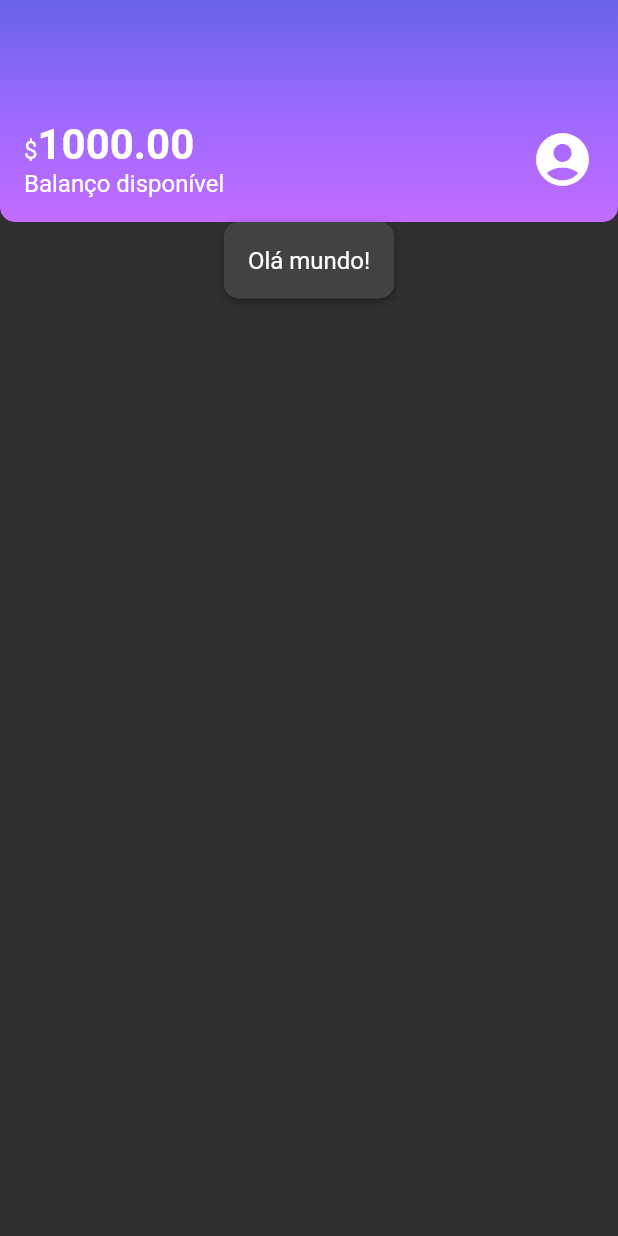
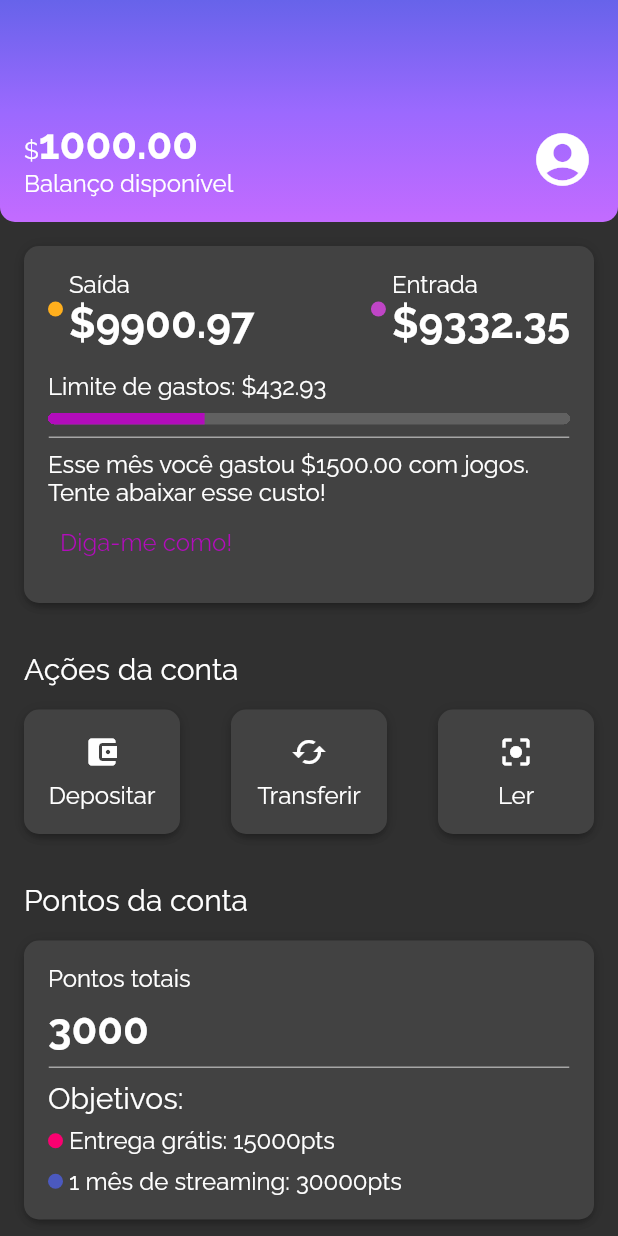
Before and after one commit to antonioclaudio0711/Flutter-estilizando-e-reproduzindo-layouts, a Flutter app: the screen it shows after launch, on a phone screen of 412 x 824 dp. Run offline on Flutter 3.47's test engine with Material 2 defaults, Android fonts, the phone set to English and light mode, and no system bars; our stand-ins replace flutter_modular.

Commit message:
Término do curso

```diff
--- a/lib/app/common/themes/my_theme.dart
+++ b/lib/app/common/themes/my_theme.dart
@@ -5,6 +5,7 @@ ThemeData myTheme = ThemeData(
   primarySwatch: ThemeColors.primaryColor,
   primaryColor: ThemeColors.primaryColor,
   brightness: Brightness.dark,
+  fontFamily: 'Raleway',
   textTheme: const TextTheme(
     bodyMedium: TextStyle(
       fontSize: 16,
@@ -13,5 +14,9 @@ ThemeData myTheme = ThemeData(
       fontSize: 28,
       fontWeight: FontWeight.bold,
     ),
+    titleMedium: TextStyle(
+      fontSize: 20,
+      fontWeight: FontWeight.normal,
+    ),
   ),
 );
--- a/lib/app/common/themes/theme_colors.dart
+++ b/lib/app/common/themes/theme_colors.dart
@@ -7,4 +7,14 @@ class ThemeColors {
     Color.fromRGBO(155, 105, 254, 1),
     Color.fromRGBO(195, 107, 255, 1),
   ];
+  static const Map<String, Color> recentActivity = {
+    "spent": Color.fromRGBO(255, 175, 29, 1),
+    "income": Color.fromRGBO(191, 69, 198, 1),
+  };
+  static const Color division = Color.fromRGBO(166, 166, 166, 1);
+  static const Color progressColor = Color.fromRGBO(178, 12, 187, 1);
+  static const Map<String, Color> countPoints = {
+    "freeDelivery": Color.fromRGBO(250, 0, 112, 1),
+    "streamingMonth": Color.fromRGBO(75, 89, 191, 1),
+  };
 }
--- a/lib/app/modules/layout_course/presenter/components/box_card.dart
+++ b/lib/app/modules/layout_course/presenter/components/box_card.dart
@@ -9,7 +9,7 @@ class BoxCard extends StatelessWidget {
 
   @override
   Widget build(BuildContext context) {
-    return Container(
+    return Ink(
       padding: const EdgeInsets.all(16),
       decoration: BoxDecoration(
         boxShadow: kElevationToShadow[3],
--- /dev/null
+++ b/lib/app/modules/layout_course/presenter/components/color_dot.dart
@@ -0,0 +1,18 @@
+import 'package:flutter/cupertino.dart';
+
+class ColorDot extends StatelessWidget {
+  final Color? color;
+  const ColorDot({super.key, required this.color});
+
+  @override
+  Widget build(BuildContext context) {
+    return Container(
+      width: 10,
+      height: 10,
+      decoration: BoxDecoration(
+        color: color,
+        borderRadius: BorderRadius.circular(10),
+      ),
+    );
+  }
+}
--- /dev/null
+++ b/lib/app/modules/layout_course/presenter/components/content_division.dart
@@ -0,0 +1,18 @@
+import 'package:flutter/material.dart';
+import 'package:layout/app/common/themes/theme_colors.dart';
+
+class ContentDivision extends StatelessWidget {
+  const ContentDivision({super.key});
+
+  @override
+  Widget build(BuildContext context) {
+    return Container(
+      height: 1,
+      decoration: BoxDecoration(
+        border: Border.all(
+          color: ThemeColors.division,
+        ),
+      ),
+    );
+  }
+}
--- /dev/null
+++ b/lib/app/modules/layout_course/presenter/components/sections/account_actions.dart
@@ -0,0 +1,83 @@
+import 'package:flutter/material.dart';
+import 'package:layout/app/modules/layout_course/presenter/components/box_card.dart';
+
+class AccountActions extends StatelessWidget {
+  const AccountActions({super.key});
+
+  @override
+  Widget build(BuildContext context) {
+    return Padding(
+      padding: const EdgeInsets.all(16),
+      child: Column(
+        crossAxisAlignment: CrossAxisAlignment.start,
+        children: [
+          Padding(
+            padding: const EdgeInsets.only(bottom: 16.0),
+            child: Text(
+              'Ações da conta',
+              style: Theme.of(context).textTheme.titleMedium,
+            ),
+          ),
+          Row(
+            mainAxisAlignment: MainAxisAlignment.spaceBetween,
+            children: [
+              InkWell(
+                onTap: () {},
+                child: const BoxCard(
+                  boxContent: AccountActionsContent(
+                    icon: Icon(Icons.account_balance_wallet),
+                    text: 'Depositar',
+                  ),
+                ),
+              ),
+              InkWell(
+                onTap: () {},
+                child: const BoxCard(
+                  boxContent: AccountActionsContent(
+                    icon: Icon(Icons.cached),
+                    text: 'Transferir',
+                  ),
+                ),
+              ),
+              InkWell(
+                onTap: () {},
+                child: const BoxCard(
+                  boxContent: AccountActionsContent(
+                    icon: Icon(Icons.center_focus_strong),
+                    text: 'Ler',
+                  ),
+                ),
+              ),
+            ],
+          ),
+        ],
+      ),
+    );
+  }
+}
+
+class AccountActionsContent extends StatelessWidget {
+  const AccountActionsContent({
+    super.key,
+    required this.icon,
+    required this.text,
+  });
+  final Icon icon;
+  final String text;
+
+  @override
+  Widget build(BuildContext context) {
+    return SizedBox(
+      width: 72,
+      child: Column(
+        children: [
+          Padding(
+            padding: const EdgeInsets.only(bottom: 8.0),
+            child: icon,
+          ),
+          Text(text),
+        ],
+      ),
+    );
+  }
+}
--- /dev/null
+++ b/lib/app/modules/layout_course/presenter/components/sections/account_points.dart
@@ -0,0 +1,71 @@
+import 'package:flutter/material.dart';
+import 'package:layout/app/common/themes/theme_colors.dart';
+import 'package:layout/app/modules/layout_course/presenter/components/box_card.dart';
+import 'package:layout/app/modules/layout_course/presenter/components/color_dot.dart';
+import 'package:layout/app/modules/layout_course/presenter/components/content_division.dart';
+
+class AccountPoints extends StatelessWidget {
+  const AccountPoints({super.key});
+
+  @override
+  Widget build(BuildContext context) {
+    return Padding(
+      padding: const EdgeInsets.all(16.0),
+      child: Column(
+        crossAxisAlignment: CrossAxisAlignment.start,
+        children: [
+          Text(
+            'Pontos da conta',
+            style: Theme.of(context).textTheme.titleMedium,
+          ),
+          const SizedBox(height: 16),
+          const BoxCard(boxContent: AccountPointsContent()),
+        ],
+      ),
+    );
+  }
+}
+
+class AccountPointsContent extends StatelessWidget {
+  const AccountPointsContent({super.key});
+
+  @override
+  Widget build(BuildContext context) {
+    return Column(
+      crossAxisAlignment: CrossAxisAlignment.start,
+      children: [
+        const Text('Pontos totais'),
+        Padding(
+          padding: const EdgeInsets.only(top: 8.0, bottom: 8.0),
+          child: Text(
+            '3000',
+            style: Theme.of(context).textTheme.bodyLarge,
+          ),
+        ),
+        const ContentDivision(),
+        Padding(
+          padding: const EdgeInsets.only(top: 8.0, bottom: 8.0),
+          child: Text(
+            'Objetivos:',
+            style: Theme.of(context).textTheme.titleMedium,
+          ),
+        ),
+        Row(
+          children: [
+            ColorDot(color: ThemeColors.countPoints['freeDelivery']),
+            const SizedBox(width: 4),
+            const Text('Entrega grátis: 15000pts')
+          ],
+        ),
+        const SizedBox(height: 8),
+        Row(
+          children: [
+            ColorDot(color: ThemeColors.countPoints['streamingMonth']),
+            const SizedBox(width: 4),
+            const Text('1 mês de streaming: 30000pts')
+          ],
+        ),
+      ],
+    );
+  }
+}
--- /dev/null
+++ b/lib/app/modules/layout_course/presenter/components/sections/recent_activity.dart
@@ -0,0 +1,103 @@
+import 'package:flutter/material.dart';
+import 'package:layout/app/common/themes/theme_colors.dart';
+import 'package:layout/app/modules/layout_course/presenter/components/box_card.dart';
+import 'package:layout/app/modules/layout_course/presenter/components/color_dot.dart';
+import 'package:layout/app/modules/layout_course/presenter/components/content_division.dart';
+
+class RecentActivity extends StatelessWidget {
+  const RecentActivity({super.key});
+
+  @override
+  Widget build(BuildContext context) {
+    return const Padding(
+      padding: EdgeInsets.all(16),
+      child: BoxCard(boxContent: RecentActivityContent()),
+    );
+  }
+}
+
+class RecentActivityContent extends StatelessWidget {
+  const RecentActivityContent({super.key});
+
+  @override
+  Widget build(BuildContext context) {
+    return Column(
+      crossAxisAlignment: CrossAxisAlignment.start,
+      children: [
+        Row(
+          mainAxisAlignment: MainAxisAlignment.spaceBetween,
+          children: [
+            Row(
+              children: [
+                Padding(
+                  padding: const EdgeInsets.only(right: 4.0),
+                  child: ColorDot(color: ThemeColors.recentActivity['spent']),
+                ),
+                Column(
+                  crossAxisAlignment: CrossAxisAlignment.start,
+                  children: [
+                    const Text('Saída'),
+                    Text(
+                      '\$9900.97',
+                      style: Theme.of(context).textTheme.bodyLarge,
+                    ),
+                  ],
+                )
+              ],
+            ),
+            Row(
+              children: [
+                Padding(
+                  padding: const EdgeInsets.only(right: 4.0),
+                  child: ColorDot(color: ThemeColors.recentActivity['income']),
+                ),
+                Column(
+                  crossAxisAlignment: CrossAxisAlignment.start,
+                  children: [
+                    const Text('Entrada'),
+                    Text(
+                      '\$9332.35',
+                      style: Theme.of(context).textTheme.bodyLarge,
+                    ),
+                  ],
+                )
+              ],
+            ),
+          ],
+        ),
+        const Padding(
+          padding: EdgeInsets.only(top: 16.0, bottom: 8.0),
+          child: Text('Limite de gastos: \$432.93'),
+        ),
+        Container(
+          clipBehavior: Clip.hardEdge,
+          decoration: BoxDecoration(
+            borderRadius: BorderRadius.circular(5),
+          ),
+          child: const LinearProgressIndicator(
+            value: 0.3,
+            minHeight: 8,
+            color: ThemeColors.progressColor,
+          ),
+        ),
+        const Padding(
+          padding: EdgeInsets.only(top: 8.0, bottom: 8.0),
+          child: ContentDivision(),
+        ),
+        const Text(
+          'Esse mês você gastou \$1500.00 com jogos. Tente abaixar esse custo!',
+        ),
+        TextButton(
+          onPressed: () {},
+          child: const Text(
+            'Diga-me como!',
+            style: TextStyle(
+              fontSize: 16,
+              color: ThemeColors.progressColor,
+            ),
+          ),
+        )
+      ],
+    );
+  }
+}
--- a/lib/app/modules/layout_course/presenter/pages/initial_page.dart
+++ b/lib/app/modules/layout_course/presenter/pages/initial_page.dart
@@ -1,6 +1,8 @@
 import 'package:flutter/material.dart';
-import 'package:layout/app/modules/layout_course/presenter/components/box_card.dart';
+import 'package:layout/app/modules/layout_course/presenter/components/sections/account_actions.dart';
+import 'package:layout/app/modules/layout_course/presenter/components/sections/account_points.dart';
 import 'package:layout/app/modules/layout_course/presenter/components/sections/header.dart';
+import 'package:layout/app/modules/layout_course/presenter/components/sections/recent_activity.dart';
 
 class InitialPage extends StatelessWidget {
   const InitialPage({super.key});
@@ -8,11 +10,15 @@ class InitialPage extends StatelessWidget {
   @override
   Widget build(BuildContext context) {
     return Scaffold(
-      body: Column(
-        children: const [
-          Header(),
-          BoxCard(boxContent: Text('Olá mundo!')),
-        ],
+      body: SingleChildScrollView(
+        child: Column(
+          children: const [
+            Header(),
+            RecentActivity(),
+            AccountActions(),
+            AccountPoints(),
+          ],
+        ),
       ),
     );
   }
--- a/pubspec.yaml
+++ b/pubspec.yaml
@@ -21,6 +21,12 @@ dev_dependencies:
 
 flutter:
   uses-material-design: true
+  fonts:
+    - family: Raleway
+      fonts:
+        - asset: fonts/Raleway-Regular.ttf
+        - asset: fonts/Raleway-Bold.ttf
+          weight: 700
 
   # To add assets to your application, add an assets section, like this:
   # assets:
```
Also changed, not shown: fonts/Raleway-Bold.ttf (added), fonts/Raleway-Regular.ttf (added).
